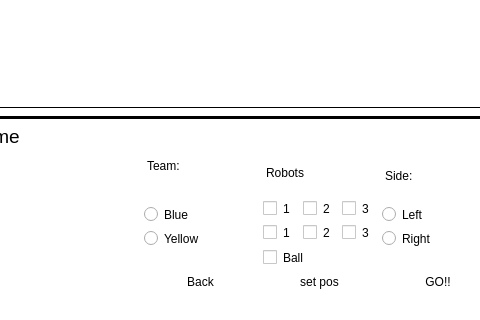
This is mainwindow.ui in rafaelgp23/InterfaceVSSA as Qt 5 draws it before an edit; both pictures show x 287 to 767 and y 444 to 764 of the 1362 by 764 pixel window. The edited form follows.
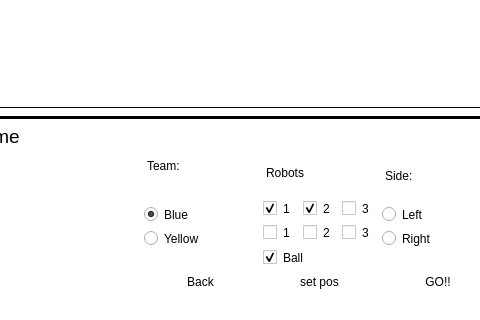
This is the edited form. Icons and pictures are not drawn.

Commit message: Presets nos radioButtons e Checkboxes

What changed in the file:
```diff
--- a/mainwindow.ui
+++ b/mainwindow.ui
@@ -1095,6 +1095,9 @@
                <property name="text">
                 <string>Blue</string>
                </property>
+               <property name="checked">
+                <bool>true</bool>
+               </property>
               </widget>
              </item>
              <item>
@@ -1180,6 +1183,9 @@
                  <property name="text">
                   <string>1</string>
                  </property>
+                 <property name="checked">
+                  <bool>true</bool>
+                 </property>
                 </widget>
                </item>
                <item>
@@ -1187,6 +1193,9 @@
                  <property name="text">
                   <string>2</string>
                  </property>
+                 <property name="checked">
+                  <bool>true</bool>
+                 </property>
                 </widget>
                </item>
                <item>
@@ -1230,6 +1239,9 @@
                  <property name="text">
                   <string>Ball</string>
                  </property>
+                 <property name="checked">
+                  <bool>true</bool>
+                 </property>
                 </widget>
                </item>
                <item>
```
Left out of the diff: 5 changed lines with no effect on the pictures.
